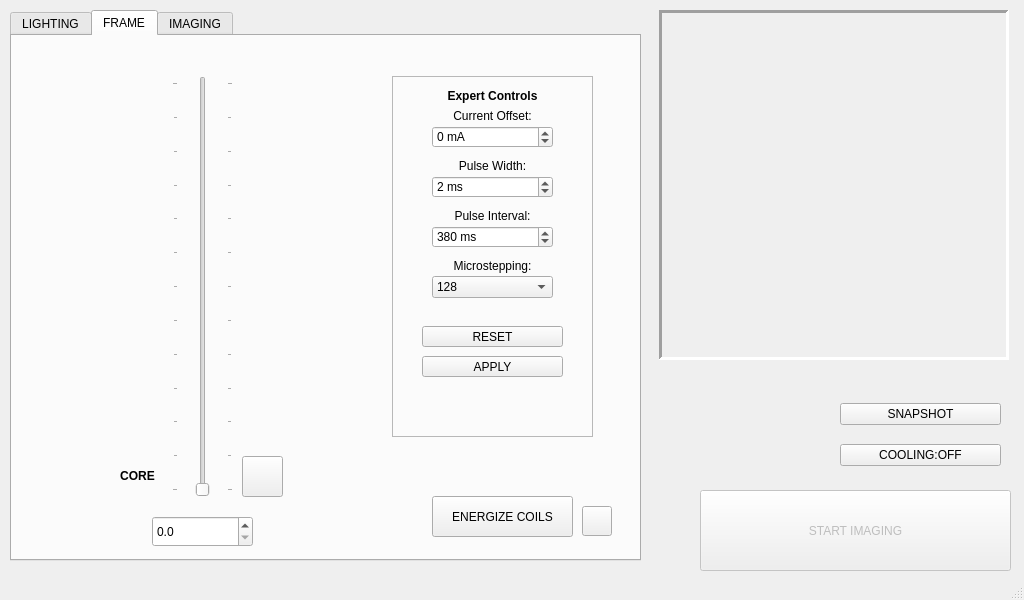
Qt form _ui/Clinostat.ui (CoSE-Jerry/3D-Clinostat) before a commit.
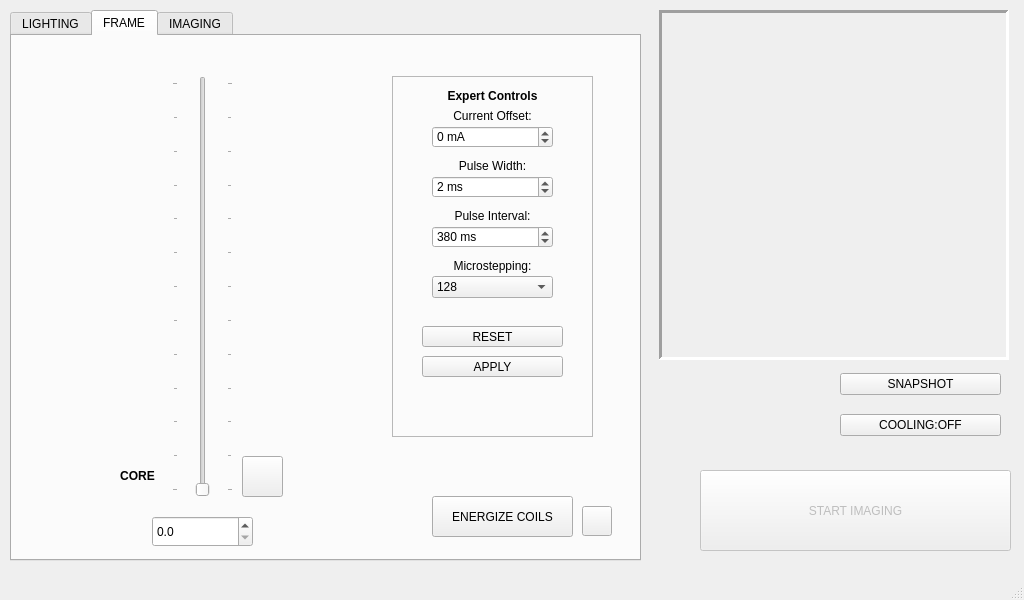
The same form after that commit. Icons and pictures are not drawn.

The edit to the form file:
```diff
--- a/_ui/Clinostat.ui
+++ b/_ui/Clinostat.ui
@@ -932,7 +932,7 @@
     <property name="geometry">
      <rect>
       <x>840</x>
-      <y>390</y>
+      <y>360</y>
       <width>161</width>
       <height>91</height>
      </rect>
@@ -967,7 +967,7 @@
     <property name="geometry">
      <rect>
       <x>700</x>
-      <y>490</y>
+      <y>470</y>
       <width>311</width>
       <height>81</height>
      </rect>
```
